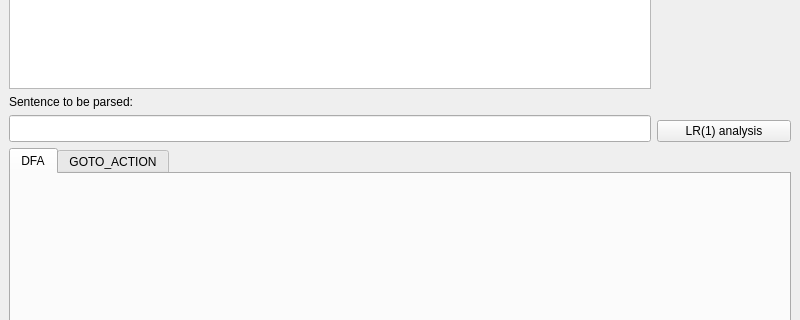
D0ot/compiler-inclass, file lab3/lab3.ui: the form before one commit; both pictures show x 0 to 800 and y 154 to 474 of the 800 by 600 pixel window.
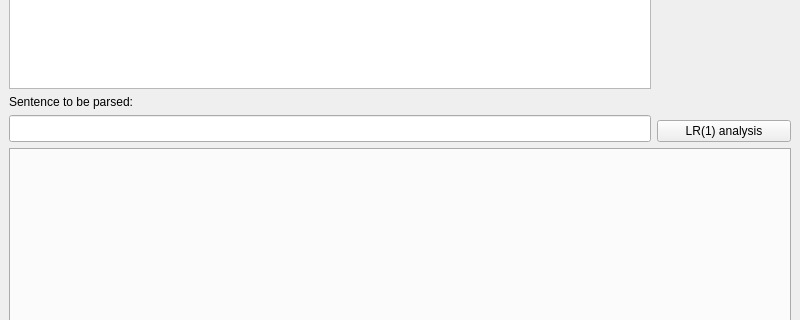
The form after the commit.

Commit message: add DFA support

```diff
--- a/lab3/lab3.ui
+++ b/lab3/lab3.ui
@@ -106,16 +106,6 @@
         <property name="currentIndex">
          <number>0</number>
         </property>
-        <widget class="QWidget" name="tab_2">
-         <attribute name="title">
-          <string>DFA</string>
-         </attribute>
-        </widget>
-        <widget class="QWidget" name="tab_3">
-         <attribute name="title">
-          <string>GOTO_ACTION</string>
-         </attribute>
-        </widget>
        </widget>
       </item>
      </layout>
```
Left out of the diff: 2 changed lines with no effect on the pictures. The commit also changes 1 other file.
